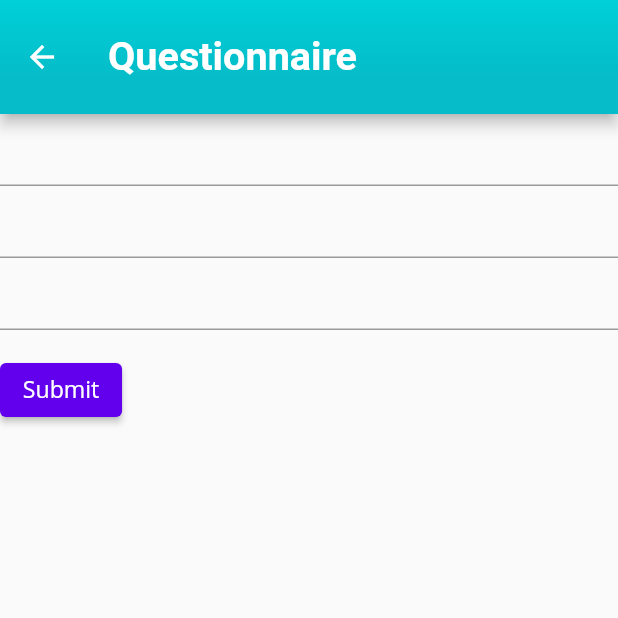
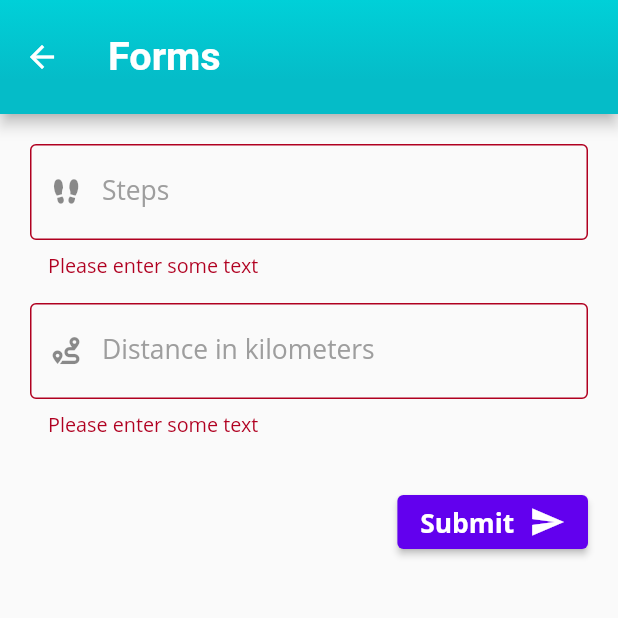
Before and after one commit to UMMobile/ummobile_app, a Flutter app: the WebViewApp screen opened directly, after a tap on "Submit", on a phone screen of 412 x 824 dp, the top half of it. Run offline on Flutter 3.47's test engine with Material 2 defaults, Android fonts, the phone set to English and light mode, and no system bars; our stand-ins replace dio, fade_shimmer, flutter_html, flutter_svg, get, hive and 4 more; missing offline and left inert: flutter_config, flutter_custom_tabs, new_version, oauth2, onesignal_flutter, syncfusion_flutter_pdf and 4 more; accounts and stored records are empty; Roboto replaces fonts that are missing (Open Sans).

Commit message:
health monitor form

```diff
--- a/assets/translations/en.json
+++ b/assets/translations/en.json
@@ -13,7 +13,7 @@
   "save_dialog_message": "This will allow you to log in faster on your next session",
   "saving": "Saving @element",
   "questionnaire_instructions": "Please, answer the following questions",
-  "questionnaire": "questionnaire",
+  "questionnaire": "Forms",
   "credential_number": "Credential number",
   "name": "name",
   "surname": "surname",
@@ -52,7 +52,7 @@
   "news": "news",
   "events": "events",
   "see_more": "see more",
-  "health_questionnaire": "COVID Surveillance Form",
+  "health_questionnaire": "Daily exercise activity form",
   "empty_notifications": "No notifications",
   "news_list_header": "Get the latest news",
   "blog_list_header": "It might interest you",
@@ -221,5 +221,11 @@
   "withoutDate": "Without date",
   "update_available_title": "Update available",
   "update_available_description": "There is a new version available, please update your app",
-  "currentBalance": "Current balance"
+  "currentBalance": "Current balance",
+  "steps":"Steps",
+  "distance":"Distance in kilometers",
+  "sleep hours":"Sleep hours",
+  "submit":"Submit",
+  "enter text":"Please enter some text",
+  "success data":"Your data has been succesfuly updated"
 }
--- a/lib/modules/app_bar/modules/questionnaire/views/questionnaires_page.dart
+++ b/lib/modules/app_bar/modules/questionnaire/views/questionnaires_page.dart
@@ -3,7 +3,7 @@ import 'package:get/get.dart';
 //import 'package:ummobile/modules/app_bar/modules/questionnaire/bindings/health_questionnaire_bindings.dart';
 import 'package:ummobile/modules/app_bar/views/appBar.dart';
 
-import 'subpages/exercise_questionnair/exercise_answers_page.dart';
+import 'subpages/exercise_questionnair/subpages/exercise_answers_page.dart';
 
 class QuestionnairesPage extends StatelessWidget {
   const QuestionnairesPage({Key? key}) : super(key: key);
@@ -12,14 +12,14 @@ class QuestionnairesPage extends StatelessWidget {
   Widget build(BuildContext context) {
     return Scaffold(
       appBar: UmAppBar(
-        title: 'questionnaire'.tr.capitalizeFirst!,
+        title: 'forms'.tr.capitalizeFirst!,
         showActionIcons: false,
       ),
       body: ListView(
         physics: BouncingScrollPhysics(),
         children: <Widget>[
           ListTile(
-            leading: Icon(Icons.sports_gymnastics_outlined),
+            leading: Icon(Icons.directions_run_rounded),
             title: Text('health_questionnaire'.tr),
             trailing: Icon(Icons.arrow_forward_ios),
             onTap: () => Get.to(
--- a/lib/modules/app_bar/modules/questionnaire/views/subpages/exercise_questionnair/questions_page.dart
+++ b/lib/modules/app_bar/modules/questionnaire/views/subpages/exercise_questionnair/questions_page.dart
@@ -1,4 +1,8 @@
 import 'package:flutter/material.dart';
+import 'package:flutter/services.dart';
+import 'package:get/get.dart';
+import 'package:ummobile/statics/settings/my_flutter_app_icons.dart';
+import '../../../providers/provider.dart';
 
 // Crea un Widget Form
 class QuestionsPage extends StatefulWidget {
@@ -16,45 +20,139 @@ class QuestionsPageState extends State<QuestionsPage> {
   //
   // Nota: Esto es un GlobalKey<FormState>, no un GlobalKey<MyCustomFormState>!
   final _formKey = GlobalKey<FormState>();
+  final stepsController = TextEditingController();
+  final distanceController = TextEditingController();
+  final QuestionnairProvider excersicePost = QuestionnairProvider();
+
+  @override
+  void dispose() {
+    distanceController.dispose();
+    stepsController.dispose();
+    super.dispose();
+  }
 
   @override
   Widget build(BuildContext context) {
     // Crea un widget Form usando el _formKey que creamos anteriormente
     return Form(
       key: _formKey,
+      child: Container(
+        padding: EdgeInsets.all(20.0),
         child: Column(
           crossAxisAlignment: CrossAxisAlignment.start,
           children: <Widget>[
-          TextFormField(
+            Padding(
+              padding: const EdgeInsets.only(
+                bottom: 16.0,
+              ),
+              child: TextFormField(
+                keyboardType: TextInputType.numberWithOptions(decimal: true),
+                inputFormatters: <TextInputFormatter>[
+                  FilteringTextInputFormatter.allow(
+                      RegExp(r'[0-9]+[,.]{0,1}[0-9]*')),
+                  TextInputFormatter.withFunction(
+                    (oldValue, newValue) => newValue.copyWith(
+                      text: newValue.text.replaceAll('.', ','),
+                    ),
+                  ),
+                ],
+                controller: stepsController,
+                decoration: InputDecoration(
+                    labelText: 'steps'.tr.capitalizeFirst!,
+                    prefixIcon: Icon(
+                      MyFlutterApp.shoe_prints,
+                      size: 18,
+                    ),
+                    border: OutlineInputBorder()),
                 validator: (value) {
-              if (value!.isEmpty) {
+                  if (value == null || value.isEmpty) {
+                    return 'enter text'.tr.capitalizeFirst!;
+                  }
+                  return null;
+                },
+              ),
+            ),
+            Padding(
+              padding: const EdgeInsets.only(bottom: 16.0),
+              child: TextFormField(
+                keyboardType: TextInputType.numberWithOptions(decimal: true),
+                inputFormatters: <TextInputFormatter>[
+                  FilteringTextInputFormatter.allow(
+                      RegExp(r'[0-9]+[,.]{0,1}[0-9]*')),
+                  TextInputFormatter.withFunction(
+                    (oldValue, newValue) => newValue.copyWith(
+                      text: newValue.text.replaceAll(',', '.'),
+                    ),
+                  ),
+                ],
+                controller: distanceController,
+                decoration: InputDecoration(
+                    labelText: 'distance'.tr.capitalizeFirst!,
+                    prefixIcon: Icon(
+                      MyFlutterApp.route,
+                      size: 18,
+                    ),
+                    border: OutlineInputBorder()),
+                validator: (value) {
+                  if (value == null || value.isEmpty) {
+                    return 'enter text'.tr.capitalizeFirst!;
+                  }
+                  return null;
+                },
+              ),
+            ),
+            /* Padding(
+              padding: const EdgeInsets.only(bottom: 16.0),
+              child: TextFormField(
+                decoration: InputDecoration(
+                    labelText: 'Horas de sueño',
+                    prefixIcon: Icon(Icons.hotel_rounded),
+                    border: OutlineInputBorder()),
+                validator: (value) {
+                  if (value == null || value.isEmpty) {
                     return 'Please enter some text';
                   }
+                  return null;
                 },
               ),
-          TextFormField(
-            validator: (value) {
-              if (value!.isEmpty) {
-                return 'Please enter some text';
+            ),*/
+            Padding(
+              padding: const EdgeInsets.symmetric(vertical: 16.0),
+              child: Align(
+                alignment: Alignment.bottomRight,
+                child: ElevatedButton(
+                  onPressed: () async {
+                    if (_formKey.currentState!.validate()) {
+                      await excersicePost.PostQuestionnair(
+                          int.parse(stepsController.text),
+                          double.parse(distanceController.text));
+                      stepsController.clear();
+                      distanceController.clear();
+                      ScaffoldMessenger.of(context).showSnackBar(
+                        SnackBar(
+                            content: Text('success data'.tr.capitalizeFirst!)),
+                      );
                     }
                   },
+                  child: Wrap(
+                    children: [
+                      Text(
+                        'submit'.tr.capitalizeFirst!,
+                        style: TextStyle(
+                            fontWeight: FontWeight.bold, fontSize: 16),
                       ),
-          TextFormField(
-            validator: (value) {
-              if (value!.isEmpty) {
-                return 'Please enter some text';
-              }
-            },
+                      SizedBox(
+                        width: 10,
                       ),
-          Padding(
-            padding: const EdgeInsets.symmetric(vertical: 16.0),
-            child: ElevatedButton(
-              onPressed: () {},
-              child: Text('Submit'),
+                      Icon(Icons.send)
+                    ],
+                  ),
+                ),
               ),
             ),
           ],
         ),
+      ),
     );
   }
 }
--- a/lib/modules/app_bar/modules/questionnaire/views/subpages/exercise_questionnair/exercise_answers_page.dart
+++ b/lib/modules/app_bar/modules/questionnaire/views/subpages/exercise_questionnair/subpages/exercise_answers_page.dart
@@ -1,7 +1,6 @@
 import 'package:flutter/material.dart';
 //import 'package:webview_flutter/webview_flutter.dart';
 import 'package:get/get.dart';
-import 'package:get/get_connect/http/src/utils/utils.dart';
 import 'package:ummobile/modules/app_bar/modules/questionnaire/views/subpages/exercise_questionnair/questions_page.dart';
 
 import 'package:ummobile/modules/app_bar/views/appBar.dart';
@@ -18,7 +17,7 @@ class _WebViewAppState extends State<WebViewApp> {
   Widget build(BuildContext context) {
     return Scaffold(
       appBar: UmAppBar(
-        title: 'questionnaire'.tr.capitalizeFirst!,
+        title: 'forms'.tr.capitalizeFirst!,
         showActionIcons: false,
       ),
       body: QuestionsPage(),
--- a/lib/modules/drawer/views/drawer.dart
+++ b/lib/modules/drawer/views/drawer.dart
@@ -317,11 +317,11 @@ class _UmDrawerState extends State<UmDrawer> {
                         icon: Icons.attach_money_rounded,
                         binding: LedgerBinding(),
                       ),
-                      _singleSectionItem(
+                      /*_singleSectionItem(
                         page: FormsPage(),
                         title: 'forms'.tr.capitalizeFirst!,
                         icon: Icons.beach_access,
-                      ),
+                      ),*/
                     ],
                   ),
               ],
--- /dev/null
+++ b/lib/statics/settings/my_flutter_app_icons.dart
@@ -0,0 +1,35 @@
+/// Flutter icons MyFlutterApp
+/// Copyright (C) 2022 by original authors @ fluttericon.com, fontello.com
+/// This font was generated by FlutterIcon.com, which is derived from Fontello.
+///
+/// To use this font, place it in your fonts/ directory and include the
+/// following in your pubspec.yaml
+///
+/// flutter:
+///   fonts:
+///    - family:  MyFlutterApp
+///      fonts:
+///       - asset: fonts/MyFlutterApp.ttf
+///
+///
+/// * RPG Awesome, Copyright (c) 2014, Daniela Howe
+///         Author:    Daniela Howe & Ivan Montiel
+///         License:   SIL (http://scripts.sil.org/OFL)
+///         Homepage:  http://nagoshiashumari.github.io/Rpg-Awesome/
+/// * Font Awesome 5, Copyright (C) 2016 by Dave Gandy
+///         Author:    Dave Gandy
+///         License:   SIL (https://github.com/FortAwesome/Font-Awesome/blob/master/LICENSE.txt)
+///         Homepage:  http://fortawesome.github.com/Font-Awesome/
+///
+import 'package:flutter/widgets.dart';
+
+class MyFlutterApp {
+  MyFlutterApp._();
+
+  static const _kFontFam = 'MyFlutterApp';
+  static const String? _kFontPkg = null;
+
+  static const IconData shoe_prints = IconData(0xea98, fontFamily: _kFontFam, fontPackage: _kFontPkg);
+  static const IconData route = IconData(0xf4d7, fontFamily: _kFontFam, fontPackage: _kFontPkg);
+  static const IconData shoe_prints_1 = IconData(0xf54b, fontFamily: _kFontFam, fontPackage: _kFontPkg);
+}
```
Also changed, not shown: assets/translations/es.json (+10 -3 lines), lib/modules/app_bar/modules/questionnaire/providers/provider.dart (added, +31 -0 lines), lib/modules/app_bar/views/appBar.dart (+3 -10 lines), pubspec.yaml (+6 -1 lines), assets/icons/MyFlutterApp.ttf (added), assets/icons/footprint.svg (added), assets/icons/straighten.svg (added), assets/icons/straighten_filled.jpeg (added), assets/img/footprint.svg (added), assets/img/straighten.svg (added), assets/img/straighten_filled.jpeg (added), pubspec.lock. Lines whose indentation alone changed are shown as unchanged.
